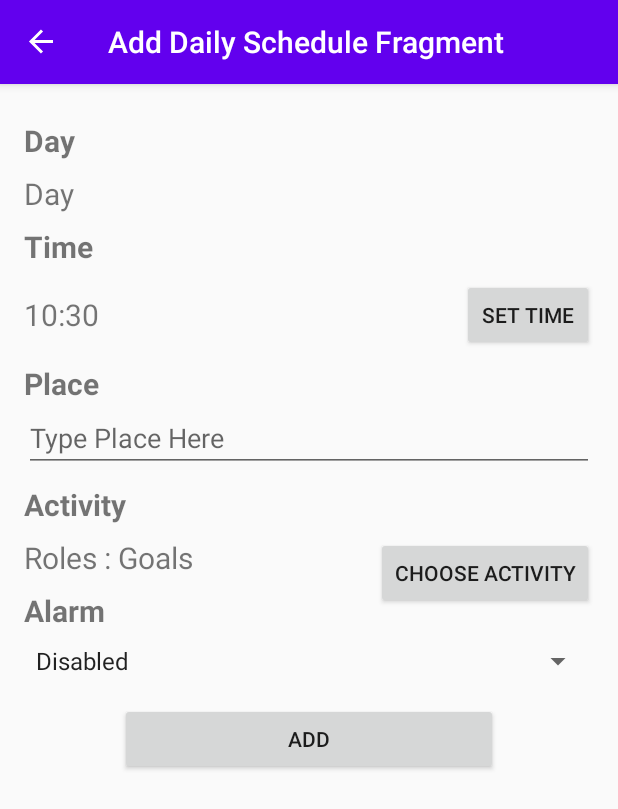
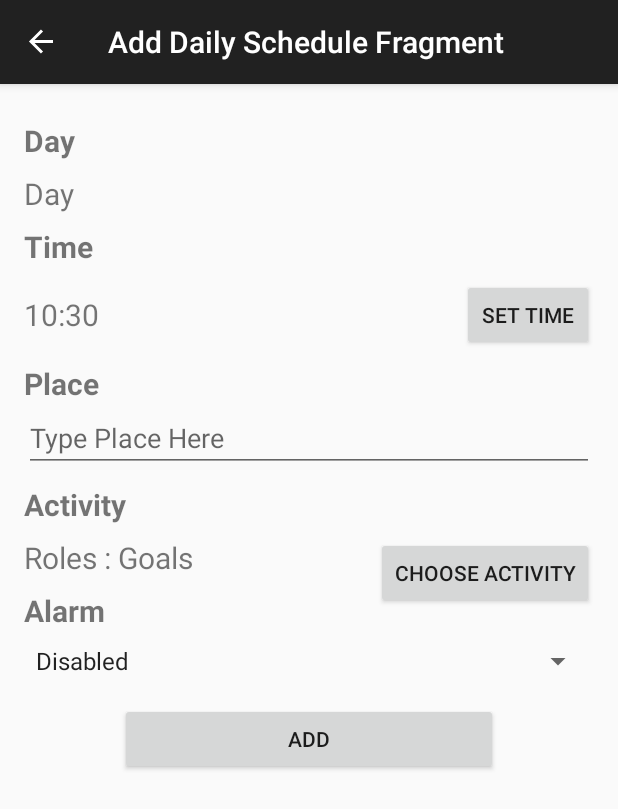
Before and after one commit to FudiCiu/SkripsiTanpaMetode, an Android app: the AddDailyScheduleFragment screen opened through its navigation route, on a phone screen of 412 x 824 dp. Shown: the top 809 px of the screen. Run offline under Robolectric (Android 15) with nearby library versions, the phone set to English and light mode, and no system bars; our stand-ins replace navigation-ui; Roboto replaces fonts that are not available here.

```diff
--- a/app/src/main/AndroidManifest.xml
+++ b/app/src/main/AndroidManifest.xml
@@ -6,9 +6,9 @@
     <uses-permission android:name="android.permission.WRITE_EXTERNAL_STORAGE" />
     <application
         android:allowBackup="true"
-        android:icon="@mipmap/ic_launcher"
+        android:icon="@drawable/calendar"
         android:label="@string/app_name"
-        android:roundIcon="@mipmap/ic_launcher_round"
+        android:roundIcon="@drawable/calendar"
         android:supportsRtl="true"
         android:theme="@style/AppTheme">
         <receiver
--- a/app/src/main/java/com/latihanandroid/skripsitanpametode/UpdateDeleteRolesAndGoalsFragment.java
+++ b/app/src/main/java/com/latihanandroid/skripsitanpametode/UpdateDeleteRolesAndGoalsFragment.java
@@ -123,8 +123,8 @@ public class UpdateDeleteRolesAndGoalsFragment extends Fragment {
                     if (getActivity()!=null){
                         getActivity().onBackPressed();
                     }
-                }else {
-                    Toast.makeText(getContext(), "Failed to delete data", Toast.LENGTH_SHORT).show();
+                }else if (deletedCount==-1){
+                    Toast.makeText(getContext(), "Failed to delete data. There is another data using this data", Toast.LENGTH_SHORT).show();
                 }
             }
 
--- a/app/src/main/res/layout/nav_header_main.xml
+++ b/app/src/main/res/layout/nav_header_main.xml
@@ -3,7 +3,7 @@
     xmlns:app="http://schemas.android.com/apk/res-auto"
     android:layout_width="match_parent"
     android:layout_height="@dimen/nav_header_height"
-    android:background="@drawable/side_nav_bar"
+    android:background="@drawable/bg"
     android:gravity="bottom"
     android:orientation="vertical"
     android:paddingLeft="@dimen/activity_horizontal_margin"
@@ -18,7 +18,7 @@
         android:layout_height="wrap_content"
         android:contentDescription="@string/nav_header_desc"
         android:paddingTop="@dimen/nav_header_vertical_spacing"
-        app:srcCompat="@mipmap/ic_launcher_round" />
+        app:srcCompat="@drawable/calendar" />
 
     <TextView
         android:layout_width="match_parent"
--- a/app/src/main/res/values/colors.xml
+++ b/app/src/main/res/values/colors.xml
@@ -1,7 +1,7 @@
 <?xml version="1.0" encoding="utf-8"?>
 <resources>
-    <color name="colorPrimary">#6200EE</color>
-    <color name="colorPrimaryDark">#3700B3</color>
-    <color name="colorAccent">#03DAC5</color>
+    <color name="colorPrimary">#212121</color>
+    <color name="colorPrimaryDark">#000000</color>
+    <color name="colorAccent">#484848</color>
     <color name="colorWhite">#FFFFFF</color>
 </resources>
--- a/app/src/main/res/values/strings.xml
+++ b/app/src/main/res/values/strings.xml
@@ -2,8 +2,8 @@
     <string name="app_name">SkripstiTanpaMetode</string>
     <string name="navigation_drawer_open">Open navigation drawer</string>
     <string name="navigation_drawer_close">Close navigation drawer</string>
-    <string name="nav_header_title">Android Studio</string>
-    <string name="nav_header_subtitle">android.studio@android.com</string>
+    <string name="nav_header_title">Daily Reminder</string>
+    <string name="nav_header_subtitle">This app helps you to manage your time wisely</string>
     <string name="nav_header_desc">Navigation header</string>
     <string name="action_settings">Settings</string>
 
```
Also changed, not shown: app/src/main/java/com/latihanandroid/skripsitanpametode/DatabaseHelper.java (+13 -4 lines).
